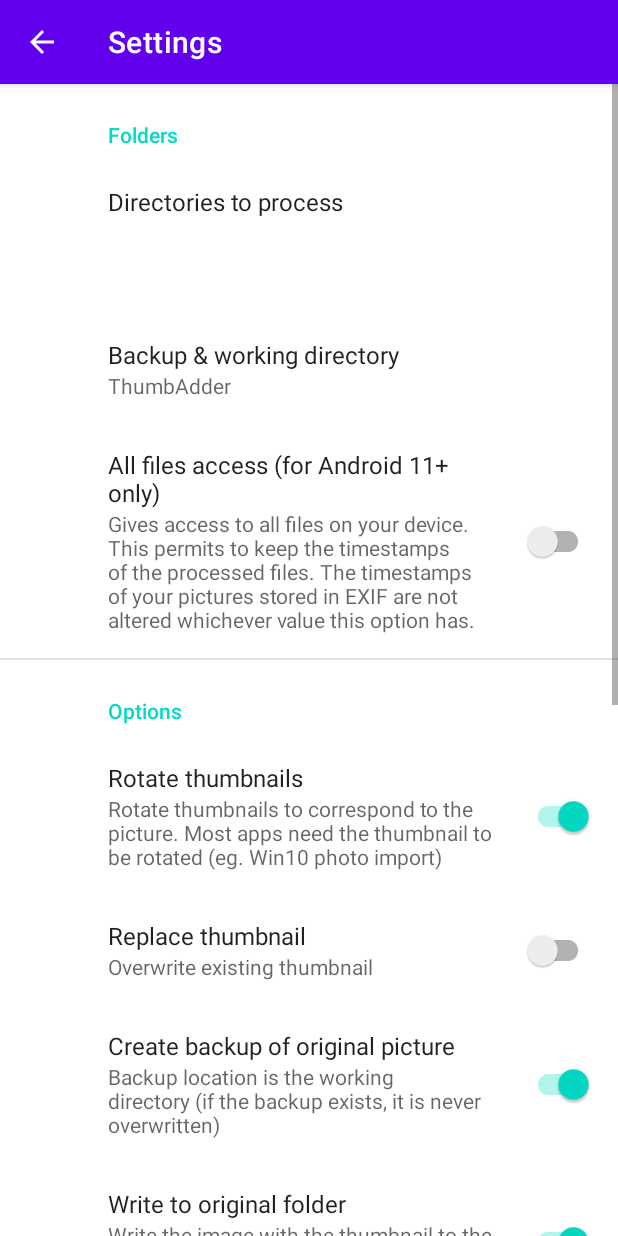
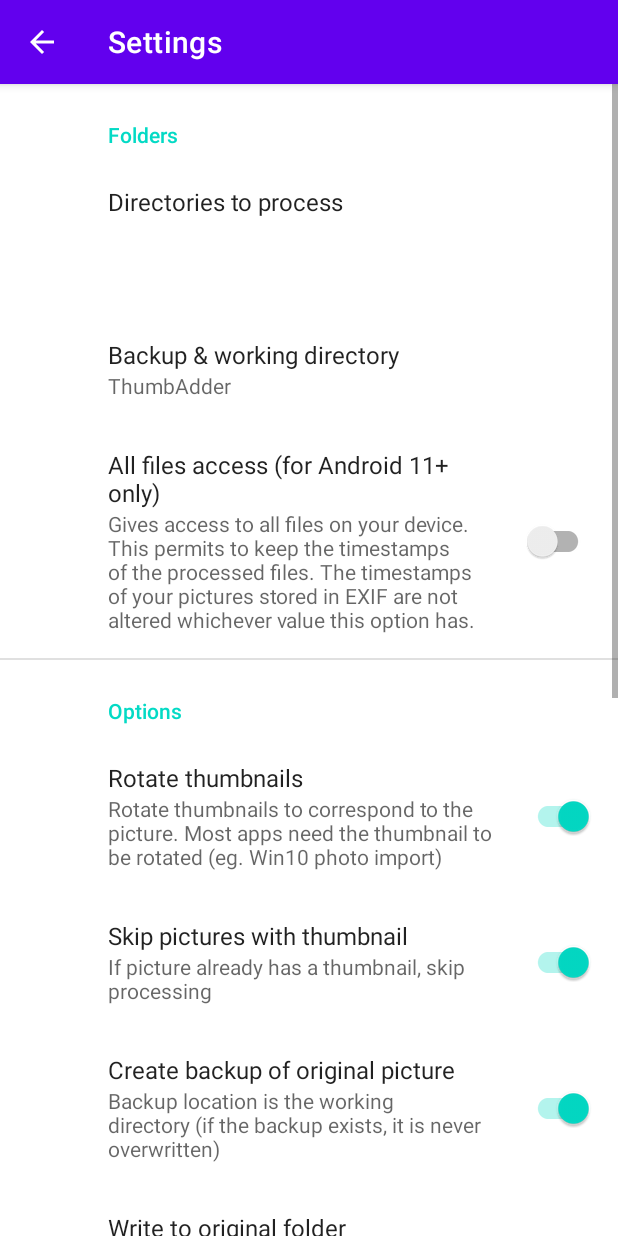
Before and after one commit to tenzap/exif-thumbnail-adder, an Android app: the SettingsActivity screen opened directly, with no data from a screen before it, on a phone screen of 412 x 824 dp. Run offline under Robolectric (Android 15) with nearby library versions, the light colour scheme and no system bars; our stand-ins replace androidx.preference; 1 statement that could not run was skipped.

Commit message:
rename "replaceThumbnail" pref to "skipPicsHavingThumbnail"

```diff
--- a/app/src/main/java/com/exifthumbnailadder/app/FirstFragment.java
+++ b/app/src/main/java/com/exifthumbnailadder/app/FirstFragment.java
@@ -674,7 +674,7 @@ public class FirstFragment extends Fragment implements SharedPreferences.OnShare
                         srcImgIs.close();
                         srcImgExifInterface = null;
 
-                        if (srcImgHasThumbnail && !prefs.getBoolean("replaceThumbnail", false)) {
+                        if (srcImgHasThumbnail && prefs.getBoolean("skipPicsHavingThumbnail", true)) {
                             updateUiLog(getString(R.string.frag1_log_skipping_has_thumbnail));
                             continue;
                         }
@@ -922,7 +922,7 @@ public class FirstFragment extends Fragment implements SharedPreferences.OnShare
                             srcImgIs.close();
                             srcImgExifInterface = null;
 
-                            if (srcImgHasThumbnail && !prefs.getBoolean("replaceThumbnail", false)) {
+                            if (srcImgHasThumbnail && prefs.getBoolean("skipPicsHavingThumbnail", true)) {
                                 updateUiLog(getString(R.string.frag1_log_skipping_has_thumbnail));
                                 continue;
                             }
--- a/app/src/main/res/values/strings.xml
+++ b/app/src/main/res/values/strings.xml
@@ -124,8 +124,8 @@ Once permissions are set this screen will not appear anymore, you are redirected
     <string name="pref_categ_options">Options</string>
     <string name="pref_rotateThumbnail_title">Rotate thumbnails</string>
     <string name="pref_rotateThumbnail_summary">Rotate thumbnails to correspond to the picture. Most apps need the thumbnail to be rotated (eg. Win10 photo import)</string>
-    <string name="pref_replaceThumbnail_title">Replace thumbnail</string>
-    <string name="pref_replaceThumbnail_summary">Overwrite existing thumbnail</string>
+    <string name="pref_skipPicsHavingThumbnail_title">Skip pictures with thumbnail</string>
+    <string name="pref_skipPicsHavingThumbnail_summary">If picture already has a thumbnail, skip processing</string>
     <string name="pref_backupOriginalPic_title">Create backup of original picture</string>
     <string name="pref_backupOriginalPic_summary">Backup location is the working directory (if the backup exists, it is never overwritten)</string>
     <string name="pref_writeThumbnailedToOriginalFolder_title">Write to original folder</string>
--- a/app/src/main/res/xml/root_preferences.xml
+++ b/app/src/main/res/xml/root_preferences.xml
@@ -35,10 +35,10 @@
             app:title="@string/pref_rotateThumbnail_title"
             app:summary="@string/pref_rotateThumbnail_summary"/>
         <SwitchPreferenceCompat
-            app:defaultValue="false"
-            app:key="replaceThumbnail"
-            app:title="@string/pref_replaceThumbnail_title"
-            app:summary="@string/pref_replaceThumbnail_summary"/>
+            app:defaultValue="true"
+            app:key="skipPicsHavingThumbnail"
+            app:title="@string/pref_skipPicsHavingThumbnail_title"
+            app:summary="@string/pref_skipPicsHavingThumbnail_summary"/>
         <SwitchPreferenceCompat
             app:defaultValue="true"
             app:key="backupOriginalPic"
```
Also changed, not shown: 1 other file.
